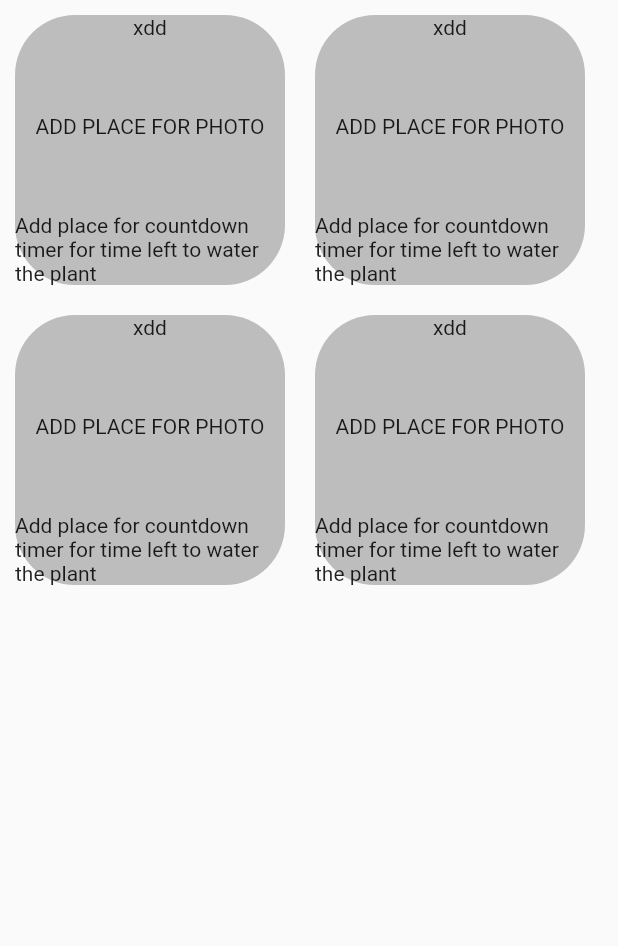
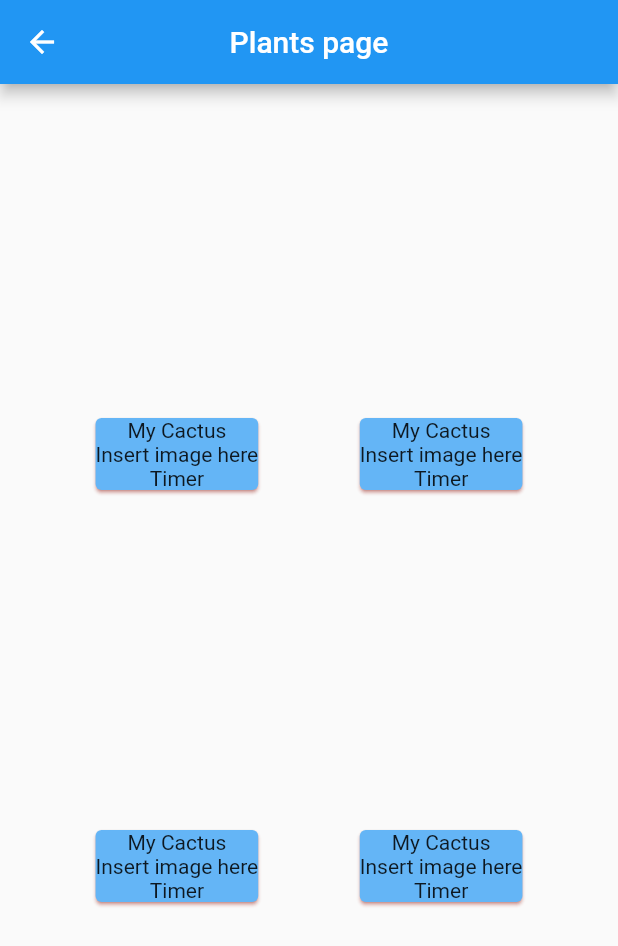
Before and after one commit to Petter1307/plant, a Flutter app: the PlantsPage screen opened by its route, on a phone screen of 412 x 824 dp. Shown: the top 946 px of the screen. Run offline on Flutter 3.47's test engine with Material 2 defaults, Android fonts, the phone set to English and light mode, and no system bars.

Commit message:
Improved Navigator and Plant Card

```diff
--- a/lib/authentification/LoginPage.dart
+++ b/lib/authentification/LoginPage.dart
@@ -87,7 +87,8 @@ class _LoginPageState extends State<LoginPage> {
                     ),
                     onPressed: () async {
                       // TODO Finish the login system
-                      Navigator.pushNamed(context,'/plants');
+                      Navigator.popAndPushNamed(context, '/plants');
+                     // Navigator.pushNamed(context,'/plants'); // TODO Find a better way to push plants page.
                     },
                     child: const Text("Sing in"),
                   ),
--- a/lib/authentification/SingUpPage.dart
+++ b/lib/authentification/SingUpPage.dart
@@ -88,7 +88,8 @@ class _SingUpState extends State<SingUp> {
 
 
                       //TODO Finis the singup method.
-                      Navigator.pushNamed(context, '/plants');
+                      Navigator.pop(context);
+                      Navigator.popAndPushNamed(context, '/plants');
                     },
                     child: Text("Create Account"),
                   ),
--- a/lib/plant_logic/Plants_page.dart
+++ b/lib/plant_logic/Plants_page.dart
@@ -8,18 +8,26 @@ class PlantsPage extends StatelessWidget {
   Widget build(BuildContext context) {
     return SafeArea(
       child: Scaffold(
+        appBar: AppBar(
+          title: Text("Plants page"),
+          centerTitle: true,
+        ),
         body: Column(
+          crossAxisAlignment: CrossAxisAlignment.stretch,
+          mainAxisAlignment: MainAxisAlignment.spaceEvenly,
           children: [
             Row(
+              mainAxisAlignment: MainAxisAlignment.spaceEvenly,
               children: [
-                PlantContainer(),
-                PlantContainer(),
+                PlantCard(),
+                PlantCard(),
               ],
             ),
           Row(
+              mainAxisAlignment: MainAxisAlignment.spaceEvenly,
               children: [
-                PlantContainer(),
-                PlantContainer(),
+                PlantCard(),
+                PlantCard(),
               ],
             ),
           ],
--- a/lib/plant_logic/plant_card.dart
+++ b/lib/plant_logic/plant_card.dart
@@ -2,17 +2,85 @@ import 'package:flutter/material.dart';
 import 'package:plantonizer/plant_logic/plant_class.dart';
 
 
-class PlantContainer extends StatefulWidget {
-  const PlantContainer({ Key? key }) : super(key: key);
+class PlantCard extends StatefulWidget {
+  const PlantCard({ Key? key }) : super(key: key);
 
   @override
-  _PlantContainerState createState() => _PlantContainerState();
+  _PlantCardState createState() => _PlantCardState();
 }
-// TODO CHACNGE THE CONTAINER TO A CARD.
-class _PlantContainerState extends State<PlantContainer> {
+class _PlantCardState extends State<PlantCard> {
   @override
   Widget build(BuildContext context) {
-    return  Padding(                              //Padding arround the container.
+    return Card(
+      color: Colors.blue[300],
+      shadowColor: Colors.red,
+        child: InkWell(
+          onTap: () {
+            print("XD");
+          },
+          child: Column(
+            crossAxisAlignment: CrossAxisAlignment.center,
+            mainAxisAlignment: MainAxisAlignment.center,
+            children: [
+              Text("My Cactus"),
+              Text("Insert image here"),
+              Text("Timer"),
+            ],
+          ),
+        ),
+
+    );
+  }
+}
+/*
+Card(
+          color: Colors.amberAccent,
+          clipBehavior: Clip.antiAlias,
+          child: InkWell(
+            child: Column(
+              crossAxisAlignment: CrossAxisAlignment.stretch,
+              mainAxisAlignment: MainAxisAlignment.spaceBetween,
+              children:const [
+                Flexible(
+                  //flex: 3,
+                  child:SizedBox(
+                    height: 30,
+                    width: 30 ,
+                    child: Text("My Cactus"),
+                    )
+                 ),
+                   Flexible(
+                  child:SizedBox(
+                    height: 30,
+                    width: 30 ,
+                    child: Text("Image placeholder"),
+                    )
+                 ),
+                   Flexible(
+                 // flex: 3,
+                  child:SizedBox(
+                    height: 30,
+                    width: 30 ,
+                    child: Text("Timer placeholder"),
+                    )
+                 ),
+
+              ],
+            ),
+            onTap: () {
+              print("xd");
+            },
+
+          ),
+
+    );
+*/
+
+
+
+
+/*
+Padding(                              //Padding arround the container.
               padding: const EdgeInsets.all(10.0),
               child: Container(
                 height: 180,
@@ -31,6 +99,5 @@ class _PlantContainerState extends State<PlantContainer> {
                   ],
                 ),
                 ),
-              );
-  }
-}
+              )
+*/
```
